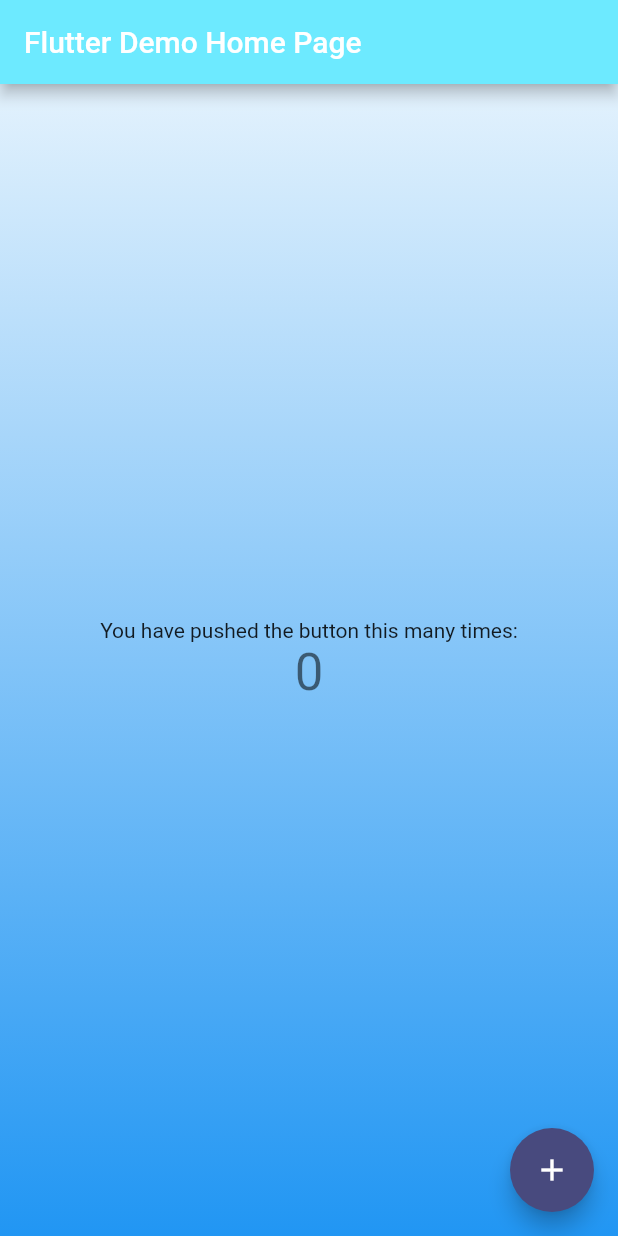
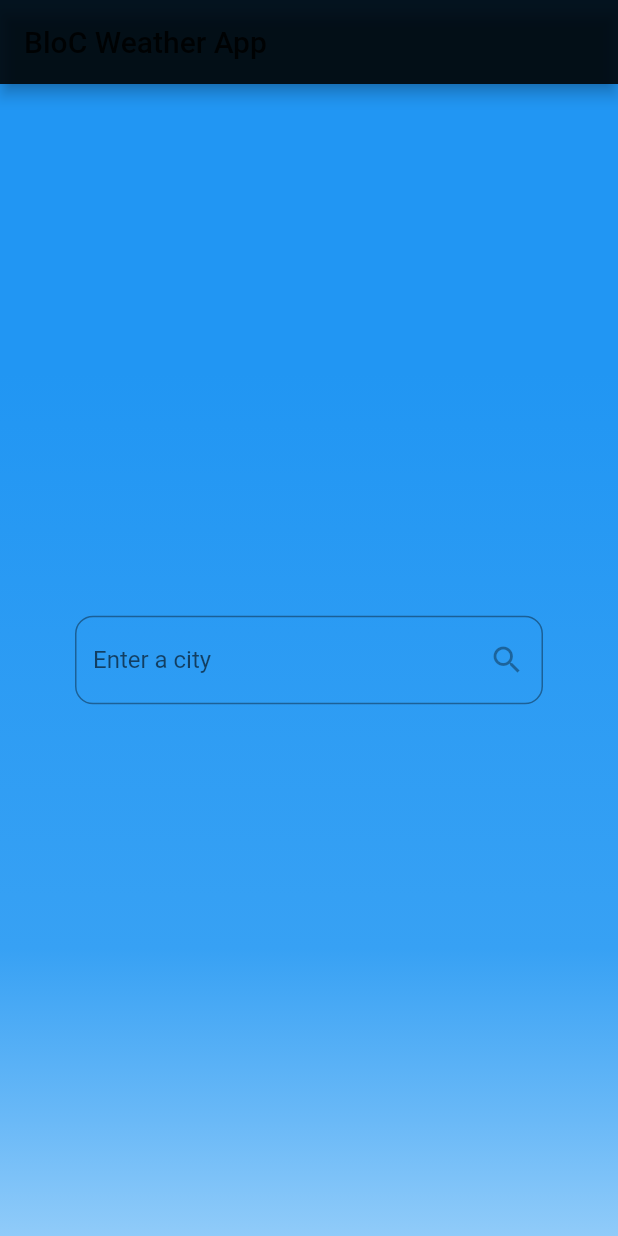
Before and after one commit to tpal-dev/Flutter_iOS_Android_Web_WEATHER_APP_BLOC, a Flutter app: the screen it shows after launch, on a phone screen of 412 x 824 dp. Run offline on Flutter 3.47's test engine with Material 2 defaults, Android fonts, the phone set to English and light mode, and no system bars; our stand-ins replace bloc, equatable, flutter_bloc.

Commit message:
setup presentation layer

```diff
--- /dev/null
+++ b/lib/app.dart
@@ -0,0 +1,45 @@
+import 'package:flutter/material.dart';
+import 'package:flutter_bloc/flutter_bloc.dart';
+import 'package:provider/provider.dart';
+import 'package:weather_app/core/router/app_router.dart';
+import 'package:weather_app/features/weather/business_logic/cubit/weather_cubit.dart';
+import 'package:weather_app/features/weather/data/repositories/weather_repository.dart';
+import 'package:weather_app/theme/theme_provider.dart';
+
+class MyApp extends StatelessWidget {
+  const MyApp({Key? key}) : super(key: key);
+
+  @override
+  Widget build(BuildContext context) {
+    return MultiBlocProvider(
+      providers: [
+        BlocProvider<WeatherCubit>(
+          create: (context) => WeatherCubit(
+            weatherRepository: WeatherRepositoryOpenWeatherMapImpl(),
+          ),
+        ),
+      ],
+      child: MyAppView(appRouter: AppRouter()),
+    );
+  }
+}
+
+class MyAppView extends StatelessWidget {
+  static const String _title = 'BloC Weather App';
+  final AppRouter appRouter;
+  const MyAppView({Key? key, required this.appRouter}) : super(key: key);
+
+  @override
+  Widget build(BuildContext context) => ChangeNotifierProvider(
+        create: (context) => ThemeProvider(),
+        builder: (context, _) {
+          return MaterialApp(
+            onGenerateRoute: appRouter.onGenerateRoute,
+            title: _title,
+            themeMode: ThemeMode.system,
+            theme: MyThemes.lightTheme,
+            darkTheme: MyThemes.darkTheme,
+          );
+        },
+      );
+}
--- a/lib/features/weather/weather_bloc_observer.dart
+++ b/lib/app_bloc_observer.dart
@@ -1,6 +1,6 @@
 import 'package:bloc/bloc.dart';
 
-class WeatherBlocObserver extends BlocObserver {
+class AppBlocObserver extends BlocObserver {
   @override
   void onEvent(Bloc bloc, Object? event) {
     super.onEvent(bloc, event);
--- a/lib/core/error/errors.dart
+++ b/lib/core/error/errors.dart
@@ -2,3 +2,8 @@ class NetworkException implements Exception {
   // NetworkExceptionException(this.message);
   // final String message;
 }
+
+class BadRequestException implements Exception {
+  // NetworkExceptionException(this.message);
+  // final String message;
+}
--- /dev/null
+++ b/lib/core/router/app_router.dart
@@ -0,0 +1,13 @@
+import 'package:flutter/material.dart';
+import 'package:weather_app/features/weather/presentation/pages/home_page.dart';
+
+class AppRouter {
+  Route? onGenerateRoute(RouteSettings settings) {
+    switch (settings.name) {
+      case '/':
+        return MaterialPageRoute(builder: (_) => const HomePage());
+      default:
+        return null;
+    }
+  }
+}
--- a/lib/features/weather/business_logic/cubit/weather_cubit.dart
+++ b/lib/features/weather/business_logic/cubit/weather_cubit.dart
@@ -1,3 +1,5 @@
+import 'dart:io';
+
 import 'package:bloc/bloc.dart';
 import 'package:equatable/equatable.dart';
 import 'package:weather_app/core/error/errors.dart';
@@ -10,6 +12,7 @@ class WeatherCubit extends Cubit<WeatherState> {
   final WeatherRepository _weatherRepository;
   static const _networkExceptionMessage =
       'Couldn\'t fetch weather. Is the device online?';
+  static const _badRequestExceptionMessage = 'Bad request. City not found.';
 
   WeatherCubit({
     required WeatherRepository weatherRepository,
@@ -23,9 +26,12 @@ class WeatherCubit extends Cubit<WeatherState> {
           await _weatherRepository.getWeatherForCity(cityName: cityName);
       emit(WeatherFetchSuccess(weather: weather));
     } on NetworkException {
+      emit(const WeatherFetchFailure(errorMessage: _networkExceptionMessage));
+    } on SocketException {
+      emit(const WeatherFetchFailure(errorMessage: _networkExceptionMessage));
+    } on BadRequestException {
       emit(
-        const WeatherFetchFailure(errorMessage: _networkExceptionMessage),
-      );
+          const WeatherFetchFailure(errorMessage: _badRequestExceptionMessage));
     }
   }
 }
--- a/lib/features/weather/business_logic/cubit/weather_state.dart
+++ b/lib/features/weather/business_logic/cubit/weather_state.dart
@@ -40,4 +40,9 @@ class WeatherFetchFailure extends WeatherState {
 
   @override
   List<Object> get props => [errorMessage];
+
+  @override
+  String toString() {
+    return 'WeatherFetchFailure{errorMessage: $errorMessage}';
+  }
 }
--- a/lib/features/weather/data/data_providers/open_weather_api.dart
+++ b/lib/features/weather/data/data_providers/open_weather_api.dart
@@ -14,13 +14,13 @@ class OpenWeatherAPI implements WeatherAPI {
   @override
   Future<String> getJsonWeatherForCity({required String cityName}) =>
       _getJsonWeatherFromUrl(
-          'https://api.openweathermap.org/data/2.5/weather?q=$cityName');
+          'https://api.openweathermap.org/data/2.5/weather?q=$cityName&units=metric');
 
   @override
   Future<String> getJsonWeatherForCurrentLocation(
           {required int latitude, required int longitude}) =>
       _getJsonWeatherFromUrl(
-          'https://api.openweathermap.org/data/2.5/weather?lat=$latitude&lon=$longitude');
+          'https://api.openweathermap.org/data/2.5/weather?lat=$latitude&lon=$longitude&units=metric');
 
   Future<String> _getJsonWeatherFromUrl(String url) async {
     final Uri uri = Uri.parse(url);
@@ -32,6 +32,8 @@ class OpenWeatherAPI implements WeatherAPI {
     );
     if (response.statusCode == 200) {
       return response.body;
+    } else if (response.statusCode == 404) {
+      throw BadRequestException();
     } else {
       throw NetworkException();
     }
--- a/lib/features/weather/data/models/weather.dart
+++ b/lib/features/weather/data/models/weather.dart
@@ -1,32 +1,30 @@
-import 'dart:convert';
-
 class Weather {
   const Weather({
-    required this.id,
-    required this.main,
+    required this.city,
+    required this.temp,
+    required this.sky,
     required this.description,
     required this.icon,
   });
 
-  final int id;
-  final String main;
+  final String city;
+  final double temp;
+  final String sky;
   final String description;
   final String icon;
 
-  factory Weather.fromRawJson(String str) => Weather.fromJson(json.decode(str));
-  //
-  String toRawJson() => json.encode(toJson());
-
   factory Weather.fromJson(Map<String, dynamic> json) => Weather(
-        id: json["id"],
-        main: json["main"],
-        description: json["description"],
-        icon: json["icon"],
+        city: json['name'],
+        temp: json['main']['temp'],
+        sky: json['weather'][0]["main"],
+        description: json['weather'][0]["description"],
+        icon: json['weather'][0]["icon"],
       );
 
   Map<String, dynamic> toJson() => {
-        "id": id,
-        "main": main,
+        "name": city,
+        "temp": temp,
+        "main": sky,
         "description": description,
         "icon": icon,
       };
--- a/lib/features/weather/data/repositories/weather_repository.dart
+++ b/lib/features/weather/data/repositories/weather_repository.dart
@@ -35,6 +35,6 @@ class WeatherRepositoryOpenWeatherMapImpl implements WeatherRepository {
   }
 
   Weather _getWeatherFromUrl(String jsonWeather) {
-    return Weather.fromJson(jsonDecode(jsonWeather)['weather'][0]);
+    return Weather.fromJson(jsonDecode(jsonWeather));
   }
 }
--- /dev/null
+++ b/lib/features/weather/presentation/pages/home_page.dart
@@ -0,0 +1,106 @@
+import 'package:flutter/material.dart';
+import 'package:flutter_bloc/flutter_bloc.dart';
+import 'package:weather_app/features/weather/business_logic/cubit/weather_cubit.dart';
+import 'package:weather_app/features/weather/data/models/weather.dart';
+import 'package:weather_app/theme/theme_provider.dart';
+
+class HomePage extends StatelessWidget {
+  static const String _title = 'BloC Weather App';
+  const HomePage({Key? key}) : super(key: key);
+
+  @override
+  Widget build(BuildContext context) {
+    return Scaffold(
+      appBar: AppBar(title: const Text(_title)),
+      body: Stack(
+        children: [
+          const WeatherBackground(),
+          Container(
+            padding: const EdgeInsets.symmetric(vertical: 16),
+            alignment: Alignment.center,
+            child: BlocConsumer<WeatherCubit, WeatherState>(
+              listener: (context, state) {
+                if (state is WeatherFetchFailure) {
+                  ScaffoldMessenger.of(context).showSnackBar(
+                    SnackBar(
+                      content: Text(state.errorMessage),
+                    ),
+                  );
+                }
+              },
+              builder: (context, state) {
+                if (state is WeatherInitial) {
+                  return buildInitialInput();
+                } else if (state is WeatherFetchInProgress) {
+                  return buildLoading();
+                } else if (state is WeatherFetchSuccess) {
+                  return buildColumnWithData(state.weather);
+                } else {
+                  // (state is WeatherError)
+                  return buildInitialInput();
+                }
+              },
+            ),
+          ),
+        ],
+      ),
+    );
+  }
+
+  Widget buildInitialInput() {
+    return const Center(
+      child: CityInputField(),
+    );
+  }
+
+  Widget buildLoading() {
+    return const Center(
+      child: CircularProgressIndicator(),
+    );
+  }
+
+  Column buildColumnWithData(Weather weather) {
+    return Column(
+      mainAxisAlignment: MainAxisAlignment.spaceEvenly,
+      children: <Widget>[
+        Text(
+          weather.city,
+          style: const TextStyle(
+            fontSize: 40,
+            fontWeight: FontWeight.w700,
+          ),
+        ),
+        Text(
+          // Display the temperature with 1 decimal place
+          "${weather.temp.toStringAsFixed(1)} °C",
+          style: const TextStyle(fontSize: 80),
+        ),
+        const CityInputField(),
+      ],
+    );
+  }
+}
+
+class CityInputField extends StatelessWidget {
+  const CityInputField({Key? key}) : super(key: key);
+
+  @override
+  Widget build(BuildContext context) {
+    return Padding(
+      padding: const EdgeInsets.symmetric(horizontal: 50),
+      child: TextField(
+        onSubmitted: (value) => _submitCityName(context, value),
+        textInputAction: TextInputAction.search,
+        decoration: InputDecoration(
+          hintText: "Enter a city",
+          border: OutlineInputBorder(borderRadius: BorderRadius.circular(12)),
+          suffixIcon: const Icon(Icons.search),
+        ),
+      ),
+    );
+  }
+
+  void _submitCityName(BuildContext context, String cityName) {
+    context.read<WeatherCubit>().getWeatherForCity(cityName);
+  }
+}
--- a/lib/main.dart
+++ b/lib/main.dart
@@ -1,126 +1,9 @@
 import 'package:flutter/material.dart';
+import 'package:flutter_bloc/flutter_bloc.dart';
+import 'package:weather_app/app.dart';
+import 'package:weather_app/app_bloc_observer.dart';
 
 void main() {
+  Bloc.observer = AppBlocObserver();
   runApp(const MyApp());
 }
-
-class MyApp extends StatelessWidget {
-  const MyApp({Key? key}) : super(key: key);
-
-  // This widget is the root of your application.
-  @override
-  Widget build(BuildContext context) {
-    final ThemeData theme = ThemeData();
-    return MaterialApp(
-      title: 'Flutter Demo',
-      theme: theme.copyWith(
-        primaryColor: const Color.fromRGBO(109, 234, 255, 1),
-        colorScheme: theme.colorScheme.copyWith(
-          secondary: const Color.fromRGBO(72, 74, 126, 1),
-        ),
-        brightness: Brightness.dark,
-      ),
-      home: const MyHomePage(title: 'Flutter Demo Home Page'),
-    );
-  }
-}
-
-class MyHomePage extends StatefulWidget {
-  const MyHomePage({Key? key, required this.title}) : super(key: key);
-
-  // This widget is the home page of your application. It is stateful, meaning
-  // that it has a State object (defined below) that contains fields that affect
-  // how it looks.
-
-  // This class is the configuration for the state. It holds the values (in this
-  // case the title) provided by the parent (in this case the App widget) and
-  // used by the build method of the State. Fields in a Widget subclass are
-  // always marked "final".
-
-  final String title;
-
-  @override
-  State<MyHomePage> createState() => _MyHomePageState();
-}
-
-class _MyHomePageState extends State<MyHomePage> {
-  int _counter = 0;
-
-  Future<void> _incrementCounter() async {}
-
-  @override
-  Widget build(BuildContext context) {
-    // This method is rerun every time setState is called, for instance as done
-    // by the _incrementCounter method above.
-    //
-    // The Flutter framework has been optimized to make rerunning build methods
-    // fast, so that you can just rebuild anything that needs updating rather
-    // than having to individually change instances of widgets.
-    return Scaffold(
-      appBar: AppBar(
-        // Here we take the value from the MyHomePage object that was created by
-        // the App.build method, and use it to set our appbar title.
-        title: Text(widget.title),
-      ),
-      body: Stack(
-        children: [
-          const Background(),
-          Center(
-            // Center is a layout widget. It takes a single child and positions it
-            // in the middle of the parent.
-            child: Column(
-              // Column is also a layout widget. It takes a list of children and
-              // arranges them vertically. By default, it sizes itself to fit its
-              // children horizontally, and tries to be as tall as its parent.
-              //
-              // Invoke "debug painting" (press "p" in the console, choose the
-              // "Toggle Debug Paint" action from the Flutter Inspector in Android
-              // Studio, or the "Toggle Debug Paint" command in Visual Studio Code)
-              // to see the wireframe for each widget.
-              //
-              // Column has various properties to control how it sizes itself and
-              // how it positions its children. Here we use mainAxisAlignment to
-              // center the children vertically; the main axis here is the vertical
-              // axis because Columns are vertical (the cross axis would be
-              // horizontal).
-              mainAxisAlignment: MainAxisAlignment.center,
-              children: <Widget>[
-                const Text(
-                  'You have pushed the button this many times:',
-                ),
-                Text(
-                  '$_counter',
-                  style: Theme.of(context).textTheme.headline4,
-                ),
-              ],
-            ),
-          ),
-        ],
-      ),
-      floatingActionButton: FloatingActionButton(
-        onPressed: _incrementCounter,
-        tooltip: 'Increment',
-        child: const Icon(Icons.add),
-      ), // This trailing comma makes auto-formatting nicer for build methods.
-    );
-  }
-}
-
-class Background extends StatelessWidget {
-  const Background({Key? key}) : super(key: key);
-  @override
-  Widget build(BuildContext context) {
-    return Container(
-      decoration: BoxDecoration(
-        gradient: LinearGradient(
-          begin: Alignment.topCenter,
-          end: Alignment.bottomCenter,
-          colors: [
-            Colors.blue.shade50,
-            Colors.blue.shade500,
-          ],
-        ),
-      ),
-    );
-  }
-}
--- /dev/null
+++ b/lib/theme/theme_provider.dart
@@ -0,0 +1,86 @@
+import 'package:flutter/material.dart';
+import 'package:flutter/scheduler.dart';
+
+class ThemeProvider extends ChangeNotifier {
+  ThemeMode themeMode = ThemeMode.system;
+
+  bool get isDarkMode {
+    if (themeMode == ThemeMode.system) {
+      final brightness = SchedulerBinding.instance?.window.platformBrightness;
+      return brightness == Brightness.dark;
+    } else {
+      return themeMode == ThemeMode.dark;
+    }
+  }
+
+  void toggleTheme(bool isOn) {
+    themeMode = isOn ? ThemeMode.dark : ThemeMode.light;
+    notifyListeners();
+  }
+}
+
+class MyThemes {
+  static final IconThemeData _iconThemeDark =
+      IconThemeData(color: Colors.purple.shade200, opacity: 0.8);
+  static const IconThemeData _iconThemeLight =
+      IconThemeData(color: Colors.black, opacity: 0.8);
+
+  static final darkTheme = ThemeData(
+    scaffoldBackgroundColor: Colors.grey.shade900,
+    primaryColor: Colors.black,
+    colorScheme: const ColorScheme.dark(),
+    appBarTheme: AppBarTheme(
+      backgroundColor: Colors.deepPurple,
+      iconTheme: _iconThemeDark,
+    ),
+    iconTheme: _iconThemeDark,
+  );
+
+  static final lightTheme = ThemeData(
+    scaffoldBackgroundColor: Colors.blue,
+    primaryColor: Colors.white,
+    colorScheme: const ColorScheme.light(),
+    appBarTheme: const AppBarTheme(
+      backgroundColor: Colors.black87,
+      iconTheme: _iconThemeLight,
+    ),
+    iconTheme: _iconThemeLight,
+  );
+}
+
+class WeatherBackground extends StatelessWidget {
+  const WeatherBackground({Key? key}) : super(key: key);
+
+  @override
+  Widget build(BuildContext context) {
+    final color = Theme.of(context).scaffoldBackgroundColor;
+    return Container(
+      decoration: BoxDecoration(
+        gradient: LinearGradient(
+          begin: Alignment.topCenter,
+          end: Alignment.bottomCenter,
+          stops: const [0.25, 0.75, 0.90, 1.0],
+          colors: [
+            color,
+            color.brighten(10),
+            color.brighten(33),
+            color.brighten(50),
+          ],
+        ),
+      ),
+    );
+  }
+}
+
+extension on Color {
+  Color brighten([int percent = 10]) {
+    assert(1 <= percent && percent <= 100);
+    final p = percent / 100;
+    return Color.fromARGB(
+      alpha,
+      red + ((255 - red) * p).round(),
+      green + ((255 - green) * p).round(),
+      blue + ((255 - blue) * p).round(),
+    );
+  }
+}
--- a/pubspec.yaml
+++ b/pubspec.yaml
@@ -15,6 +15,7 @@ dependencies:
   flutter_bloc: ^7.2.0
   equatable: ^2.0.3
   http: ^0.13.3
+  provider: ^6.0.0
 
 dev_dependencies:
   flutter_test:
```
Also changed, not shown: pubspec.lock, 1 other file.
